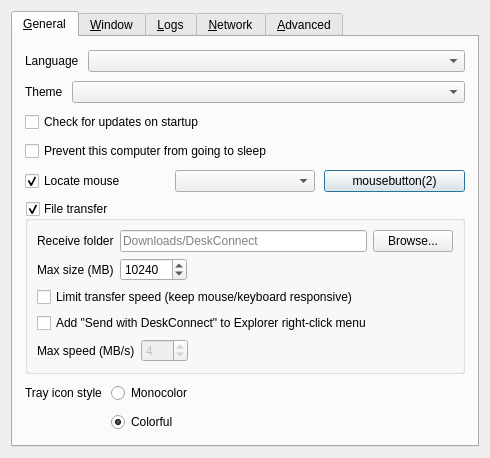
First picture: the form in src/lib/gui/dialogs/SettingsDialog.ui, repository youxia173/DeskConnect, before the edit.
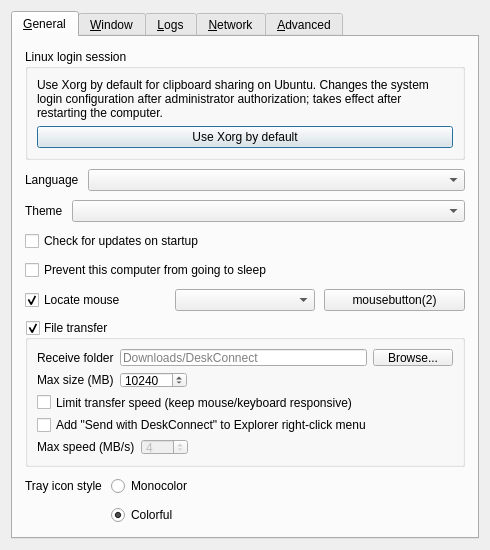
Second picture: the form after the edit. Icons and pictures are not drawn. Custom widgets are drawn as their Qt base class.

Commit message: 发布 1.26.30：Linux 设置可把默认登录改为 Xorg，并允许正在追加的文件按原先声明的长度发出。

Diff of the .ui file:
```diff
--- a/src/lib/gui/dialogs/SettingsDialog.ui
+++ b/src/lib/gui/dialogs/SettingsDialog.ui
@@ -45,6 +45,28 @@
        <property name="bottomMargin">
         <number>12</number>
        </property>
+       <item>
+        <widget class="QGroupBox" name="groupLinuxLogin">
+         <property name="title">
+          <string>Linux login session</string>
+         </property>
+         <layout class="QVBoxLayout" name="layoutLinuxLogin">
+          <item>
+           <widget class="QLabel" name="lblLinuxLogin">
+            <property name="text">
+             <string>Use Xorg by default for clipboard sharing on Ubuntu. Changes the system login configuration after administrator authorization; takes effect after restarting the computer.</string>
+            </property>
+            <property name="wordWrap"><bool>true</bool></property>
+           </widget>
+          </item>
+          <item>
+           <widget class="QPushButton" name="btnDefaultXorg">
+            <property name="text"><string>Use Xorg by default</string></property>
+           </widget>
+          </item>
+         </layout>
+        </widget>
+       </item>
        <item>
         <spacer name="verticalSpacer_6">
          <property name="orientation">
```
The commit also changes 13 other files.
